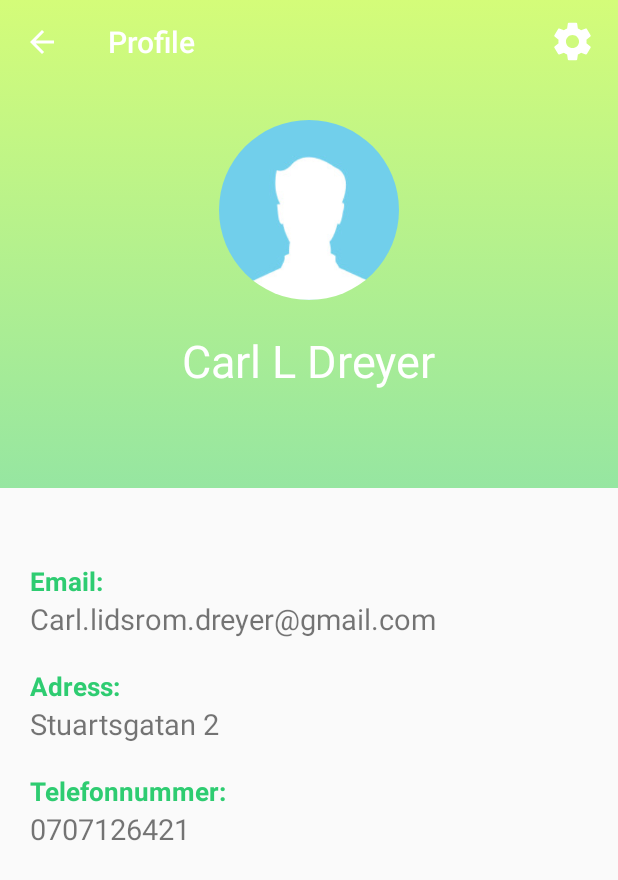
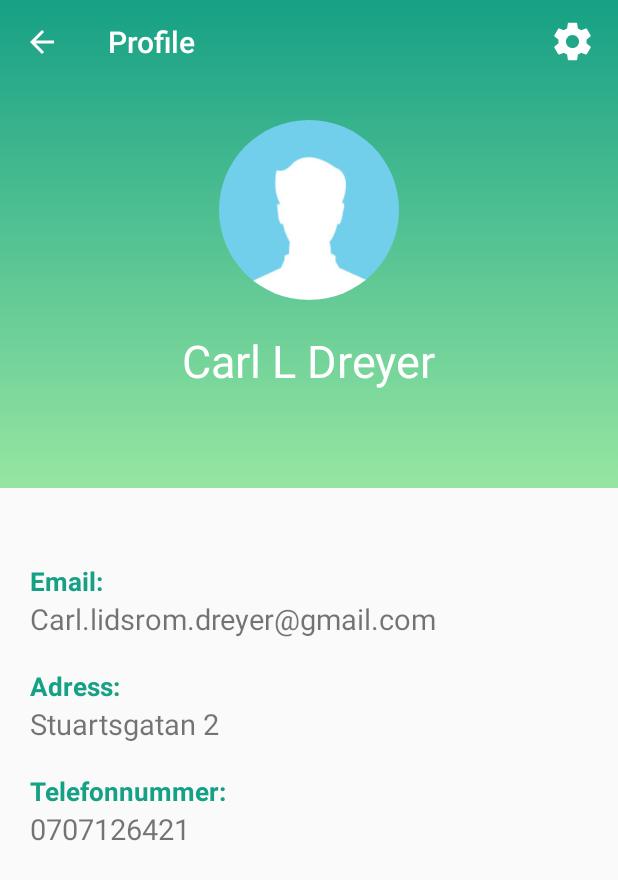
Before and after one commit to CarlLDreyer/scanmore, an Android app: the ProfileActivity screen opened directly, with no data from a screen before it, on a phone screen of 412 x 824 dp. Shown: the top 880 px of the screen. Run offline under Robolectric (Android 15) with nearby library versions, the phone set to English and light mode, and no system bars; our stand-ins replace CircleImageView; 2 statements that could not run were skipped.

Commit message:
Bug fixes

```diff
--- a/app/src/main/res/drawable/gradient_bg.xml
+++ b/app/src/main/res/drawable/gradient_bg.xml
@@ -8,7 +8,7 @@
 
         <shape android:shape="rectangle">
 
-            <gradient android:angle="-90" android:startColor="#d4fc79" android:endColor="#96e6a1"/>
+            <gradient android:angle="-90" android:startColor="#16a085" android:endColor="#96e6a1"/>
 
         </shape>
 
--- a/app/src/main/res/layout/activity_profile.xml
+++ b/app/src/main/res/layout/activity_profile.xml
@@ -49,7 +49,7 @@
             android:layout_width="wrap_content"
             android:layout_height="wrap_content"
             android:textStyle="bold"
-            android:textColor="@color/buttons_color"
+            android:textColor="@color/toolbar_color"
             android:text="Email:"
             android:textSize="17sp"/>
         <TextView
@@ -63,7 +63,7 @@
             android:layout_width="wrap_content"
             android:layout_height="wrap_content"
             android:textStyle="bold"
-            android:textColor="@color/buttons_color"
+            android:textColor="@color/toolbar_color"
             android:text="Adress:"
             android:layout_marginTop="20dp"
             android:textSize="17sp"/>
@@ -78,7 +78,7 @@
             android:layout_width="wrap_content"
             android:layout_height="wrap_content"
             android:textStyle="bold"
-            android:textColor="@color/buttons_color"
+            android:textColor="@color/toolbar_color"
             android:text="Telefonnummer:"
             android:layout_marginTop="20dp"
             android:textSize="17sp"/>
```
Also changed, not shown: app/src/main/java/com/example/scanmore/SwishActivity.java (+20 -6 lines), app/src/main/java/com/example/scanmore/SwishFragment.java (+10 -3 lines).
